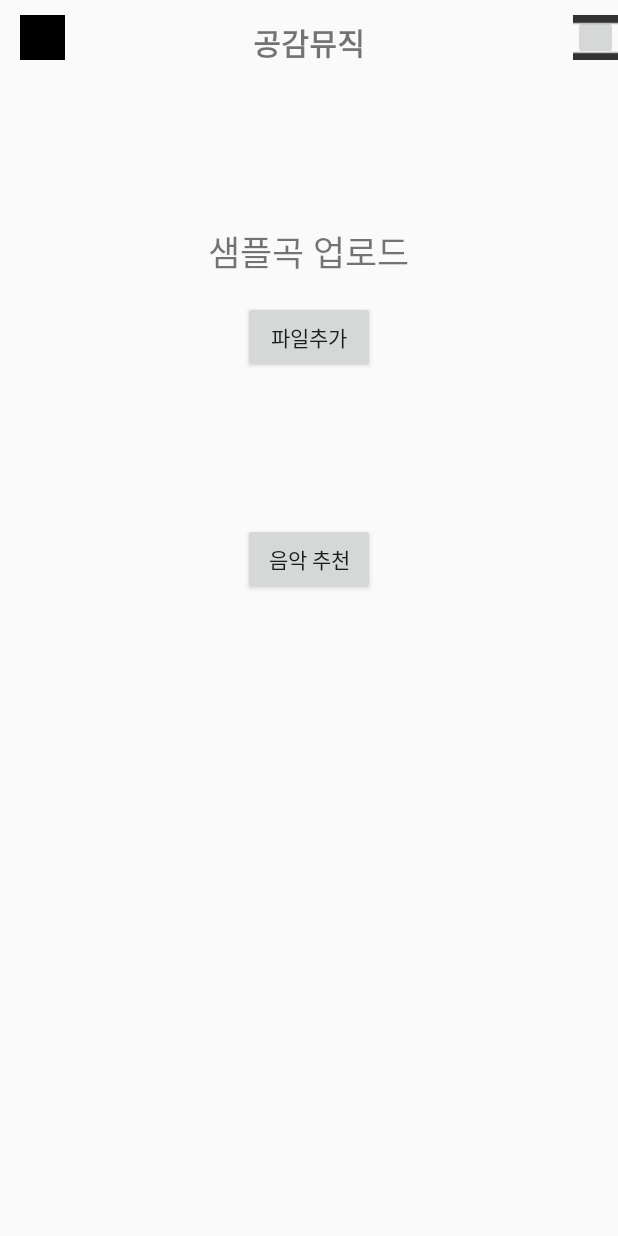
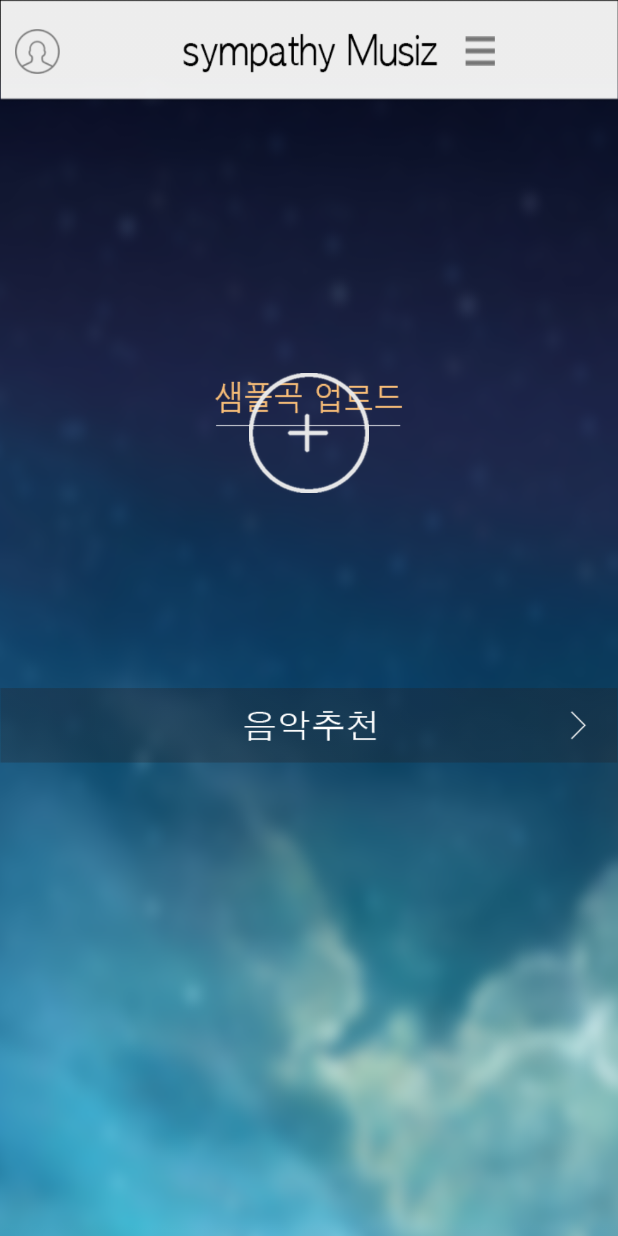
Before and after one commit to MobileCloudClass2015/SympathyMusic, an Android app: the layout activity_mode.xml on its own in the app's theme, with its tools: preview values and no code run, on a phone screen of 412 x 824 dp. Run offline under Robolectric (Android 15) with nearby library versions, the phone set to English and light mode, and no system bars.

Commit message:
UI interface update

```diff
--- a/SympathyMusiz/app/build.gradle
+++ b/SympathyMusiz/app/build.gradle
@@ -29,4 +29,6 @@ dependencies {
     compile 'com.facebook.android:facebook-android-sdk:4.2.0'
     compile files('libs/picasso-2.4.0.jar')
     compile files('libs/cwac-merge-1.0.4.jar')
+    compile fileTree(dir: 'libs/youtube', include: '*.jar')
+    compile fileTree(dir: 'libs/youtube/libs', include: '*.jar')
 }
--- a/SympathyMusiz/app/src/main/java/kookmin/cs/sympathymusiz/MainFragment.java
+++ b/SympathyMusiz/app/src/main/java/kookmin/cs/sympathymusiz/MainFragment.java
@@ -68,6 +68,7 @@ public class MainFragment extends Fragment {
     public void onViewCreated(View view, Bundle savedInstanceState) {
         super.onViewCreated(view, savedInstanceState);
         LoginButton loginButton = (LoginButton) view.findViewById(R.id.login_button);
+        loginButton.setCompoundDrawablesWithIntrinsicBounds(null, null, null, null);
         loginButton.setReadPermissions("user_friends");
         loginButton.setFragment(this);
         loginButton.registerCallback(mCallbackManager, mcallback);
--- a/SympathyMusiz/app/src/main/java/kookmin/cs/sympathymusiz/MyApplication.java
+++ b/SympathyMusiz/app/src/main/java/kookmin/cs/sympathymusiz/MyApplication.java
@@ -17,21 +17,21 @@ public class MyApplication extends Application {
 
     @Override
     public void onCreate() {
+
         super.onCreate();
         printHashKey();
     }
 
     public void printHashKey() {
-
         // Add code to print out the key hash
         try {
             PackageInfo info = getPackageManager().getPackageInfo(
-                    "com.example.seojunkyo.sympathymusiz",
+                    "kookmin.cs.sympathymusiz",
                     PackageManager.GET_SIGNATURES);
             for (Signature signature : info.signatures) {
                 MessageDigest md = MessageDigest.getInstance("SHA");
                 md.update(signature.toByteArray());
-                Log.d("KeyHash:", Base64.encodeToString(md.digest(), Base64.DEFAULT));
+                Log.d("VIVZ:", Base64.encodeToString(md.digest(), Base64.DEFAULT));
             }
         } catch (PackageManager.NameNotFoundException e) {
 
--- a/SympathyMusiz/app/src/main/res/layout/activity_mode.xml
+++ b/SympathyMusiz/app/src/main/res/layout/activity_mode.xml
@@ -2,77 +2,53 @@
     xmlns:tools="http://schemas.android.com/tools" android:layout_width="match_parent"
     android:layout_height="match_parent"
     tools:context=".MainActivity"
-    android:orientation="vertical">
+    android:orientation="vertical"
+    android:background="@drawable/mode_bg">
 
-    <RelativeLayout
-        android:layout_width="fill_parent"
-        android:layout_height="50dp"
+    <LinearLayout
+        android:layout_width="match_parent"
+        android:layout_height="match_parent"
         android:orientation="horizontal"
-        android:background="#00000000">
+        android:layout_weight="11">
 
         <ImageButton
-            android:id="@+id/home"
-            android:src="@drawable/user"
+            android:id="@+id/list_friend"
             android:layout_width="30dp"
             android:layout_height="30dp"
-            android:layout_alignParentLeft="true"
-            android:layout_marginLeft="13dip"
-            android:layout_marginTop="10dip"
-            android:text="home"
-            />
-
-        <TextView
-            android:layout_width="wrap_content"
-            android:layout_height="fill_parent"
-            android:layout_alignParentBottom="true"
-            android:layout_alignParentTop="true"
-            android:layout_centerHorizontal="true"
-            android:paddingTop="13dip"
-            android:text="공감뮤직"
-            android:textSize="20sp"
-            android:textStyle="bold" />
+            android:layout_gravity="center_vertical"
+            android:layout_marginLeft="10dp"
+            android:background="@drawable/btn_private"/>
 
         <ImageButton
-            android:id="@+id/edit_mode"
-            android:src="@drawable/list"
-            android:layout_width="30dp"
-            android:layout_height="30dp"
-            android:layout_alignParentRight="true"
-            android:layout_marginLeft="13dip"
-            android:layout_marginTop="10dip"
-            />
+            android:layout_width="20dp"
+            android:layout_height="20dp"
+            android:layout_gravity="center_vertical"
+            android:layout_marginLeft="270dp"
+            android:background="@drawable/btn_menu" />
 
-    </RelativeLayout>
+    </LinearLayout>
+
     <LinearLayout
         android:layout_width="fill_parent"
         android:layout_height="fill_parent"
         android:orientation="vertical"
-        android:layout_marginTop="100dp">
+        android:layout_weight="1">
 
-        <TextView
-            android:layout_width="wrap_content"
-            android:layout_height="wrap_content"
-            android:text="샘플곡 업로드"
-            android:textSize="23dp"
+        <ImageButton
+            android:id="@+id/upload"
+            android:layout_width="80dp"
+            android:layout_height="80dp"
             android:layout_gravity="center_horizontal"
-            android:layout_marginBottom="15dp"/>
+            android:layout_marginTop="180dp"
+            android:background="@drawable/btn_upload"/>
 
-        <Button
-            android:id="@+id/upload"
-            android:layout_width="wrap_content"
-            android:layout_height="wrap_content"
-            android:layout_gravity="center_horizontal"
-            android:text="파일추가"/>
-
-        <Button
+        <ImageButton
             android:id="@+id/recomd"
             android:layout_width="wrap_content"
-            android:layout_height="wrap_content"
-            android:layout_marginTop="100dp"
+            android:layout_height="50dp"
             android:layout_gravity="center_horizontal"
-            android:text="음악 추천"/>
-
-
+            android:layout_marginTop="130dp"
+            android:background="@drawable/btn_recomd"/>
 
     </LinearLayout>
 
--- a/SympathyMusiz/app/src/main/res/values/strings.xml
+++ b/SympathyMusiz/app/src/main/res/values/strings.xml
@@ -2,7 +2,7 @@
     <string name="app_name">SympathyMusiz</string>
     <string name="hello_world">Hello world!</string>
     <string name="action_settings">Settings</string>
-    <string name="app_id">501088786710682</string>
+    <string name="app_id">680513738721834</string>
     <string name="ok">OK</string>
     <string name="files">Files</string>
     <string name="directories">Folders</string>
--- a/SympathyMusiz/app/src/main/res/values/styles.xml
+++ b/SympathyMusiz/app/src/main/res/values/styles.xml
@@ -1,8 +1,9 @@
 <resources>
 
     <!-- Base application theme. -->
-    <style name="AppTheme" parent="Theme.AppCompat.Light.DarkActionBar">
+    <style name="AppTheme" parent="android:Theme.NoTitleBar">
         <!-- Customize your theme here. -->
+        <item name="windowActionBar">true</item>
     </style>
 
 </resources>
```
Also changed, not shown: SympathyMusiz/app/src/main/AndroidManifest.xml (+11 -3 lines), SympathyMusiz/app/src/main/java/kookmin/cs/sympathymusiz/ListActivity.java (+31 -10 lines), SympathyMusiz/app/src/main/java/kookmin/cs/sympathymusiz/ModeActivity.java (+6 -5 lines), SympathyMusiz/app/src/main/res/layout/fragment_main.xml (+22 -12 lines), SympathyMusiz/app/src/main/res/layout/play_list.xml (+11 -5 lines), SympathyMusiz/app/src/main/res/drawable/btn_fb_share.png (renamed from SympathyMusiz/app/src/main/res/drawable/facebook_small.png), SympathyMusiz/app/src/main/res/drawable/btn_menu.png (added), SympathyMusiz/app/src/main/res/drawable/btn_private.png (added), SympathyMusiz/app/src/main/res/drawable/btn_recomd.png (added), SympathyMusiz/app/src/main/res/drawable/btn_share.png (added), SympathyMusiz/app/src/main/res/drawable/btn_upload.png (added), SympathyMusiz/app/src/main/res/drawable/fb_login.png (added), SympathyMusiz/app/src/main/res/drawable/main_bg.png (added), SympathyMusiz/app/src/main/res/drawable/mode_bg.png (added).
